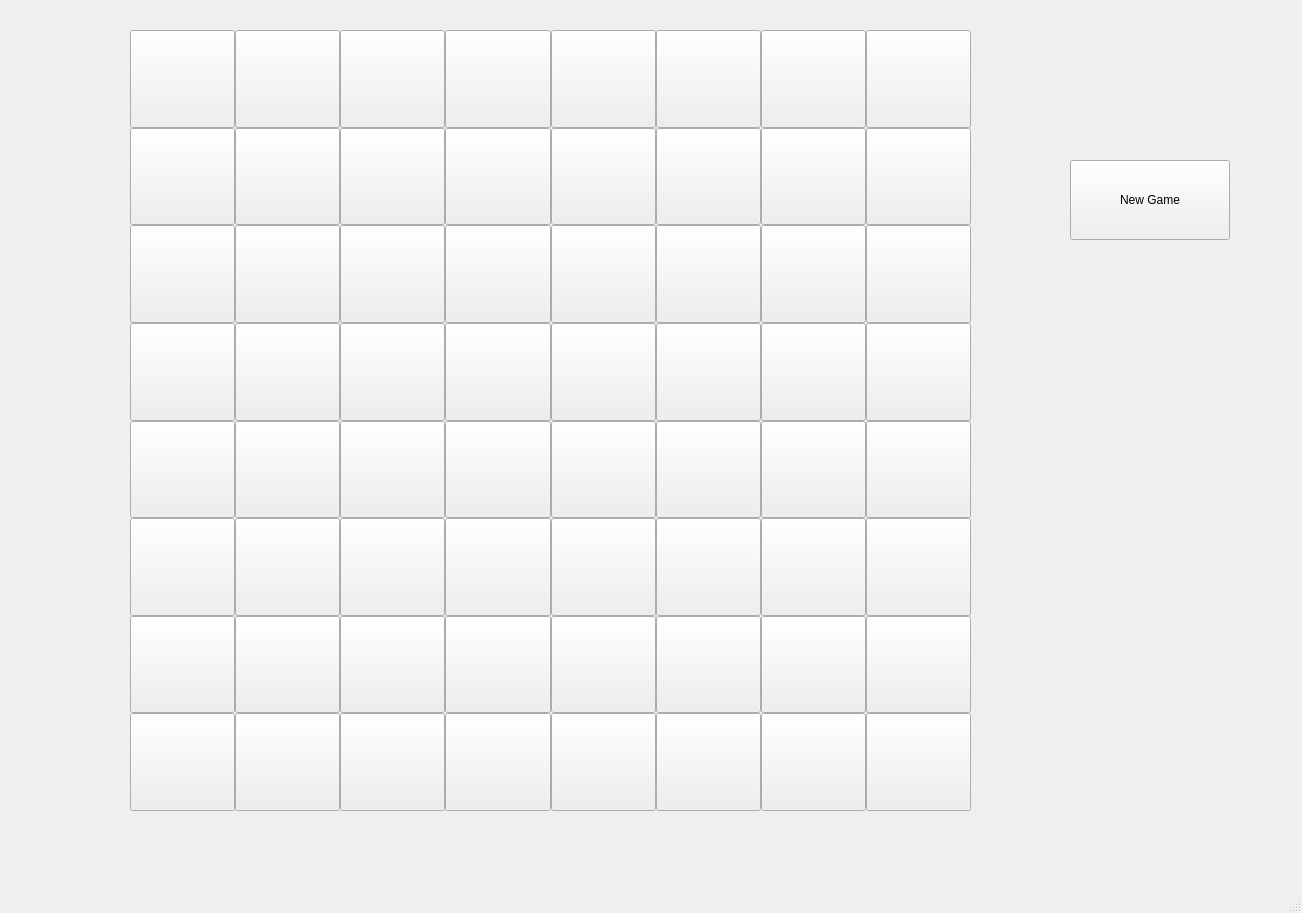
This is Vue.ui in lyg2/Projet_Echecs_Chess as Qt 5 draws it before an edit. The edited form follows.
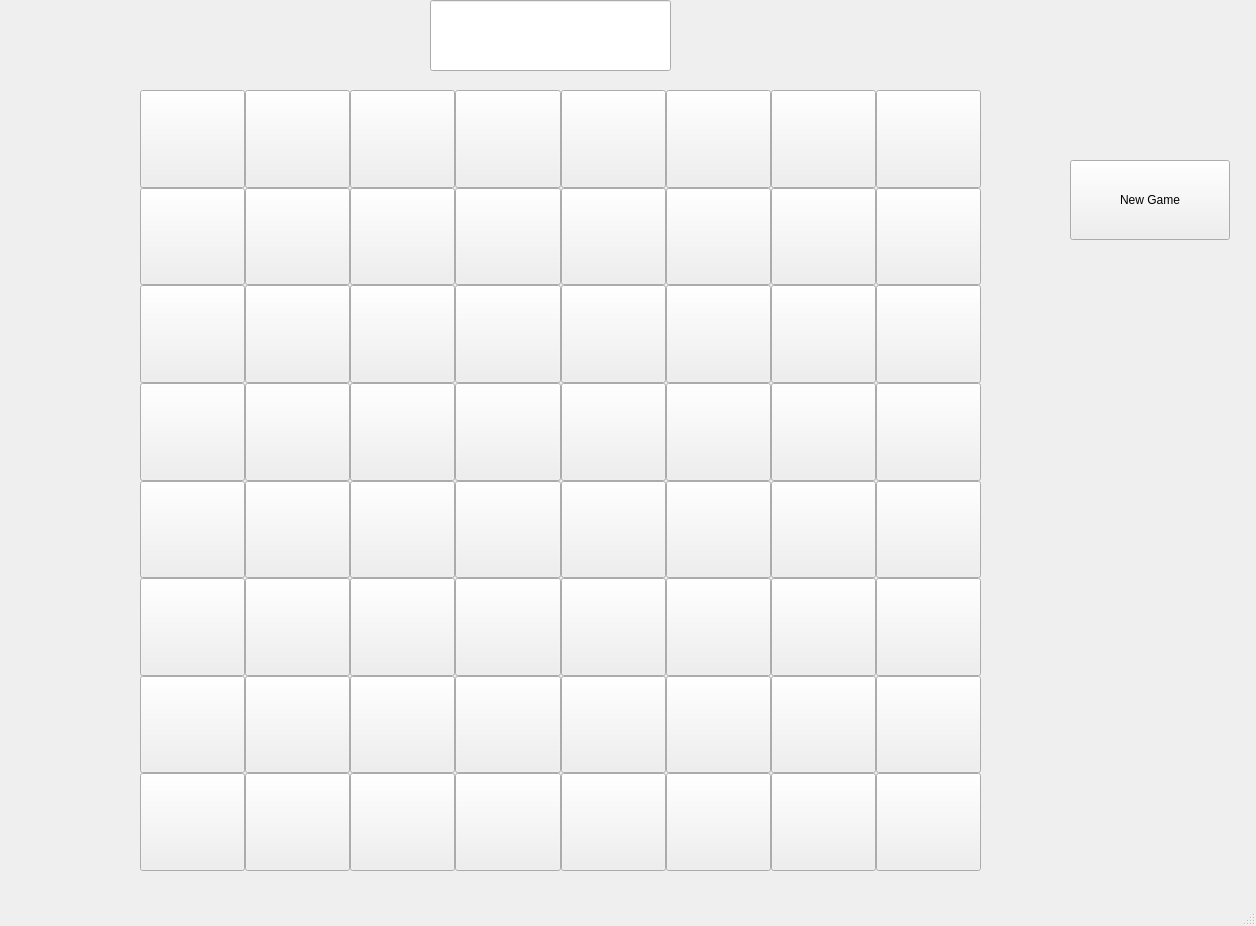
This is the edited form.

Commit message: implement view player turn

```diff
--- a/Vue.ui
+++ b/Vue.ui
@@ -6,8 +6,8 @@
    <rect>
     <x>0</x>
     <y>0</y>
-    <width>1302</width>
-    <height>913</height>
+    <width>1256</width>
+    <height>926</height>
    </rect>
   </property>
   <property name="windowTitle">
@@ -20,8 +20,8 @@
    <widget class="QWidget" name="gridLayoutWidget">
     <property name="geometry">
      <rect>
-      <x>130</x>
-      <y>30</y>
+      <x>140</x>
+      <y>90</y>
       <width>841</width>
       <height>781</height>
      </rect>
@@ -895,6 +895,24 @@
      </item>
     </layout>
    </widget>
+   <widget class="QLineEdit" name="playerTurnView">
+    <property name="geometry">
+     <rect>
+      <x>430</x>
+      <y>0</y>
+      <width>241</width>
+      <height>71</height>
+     </rect>
+    </property>
+    <property name="font">
+     <font>
+      <pointsize>15</pointsize>
+     </font>
+    </property>
+    <property name="alignment">
+     <set>Qt::AlignCenter</set>
+    </property>
+   </widget>
   </widget>
   <widget class="QMenuBar" name="menubar">
    <property name="geometry">
```
Left out of the diff: 2 changed lines with no effect on the pictures. The commit also changes 22 other files.
